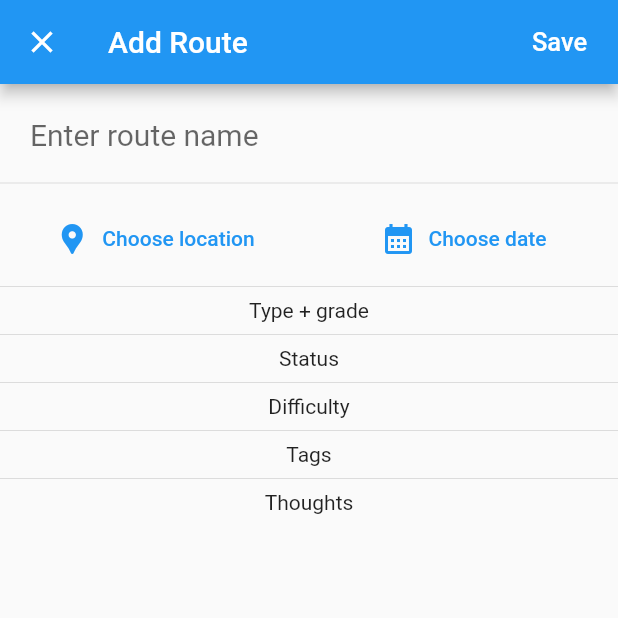
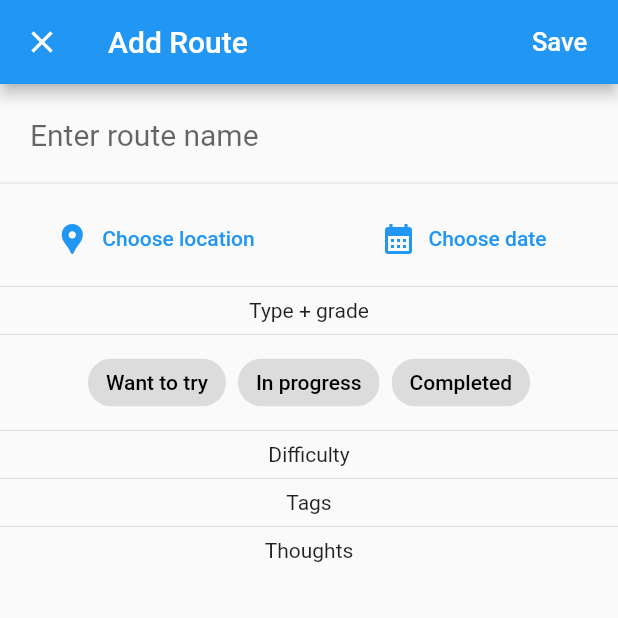
Before and after one commit to Redpoint-app/Redpoint, a Flutter app: the AddPage screen opened directly, on a phone screen of 412 x 824 dp, the top half of it. Run offline on Flutter 3.47's test engine with Material 2 defaults, Android fonts, the phone set to English and light mode, and no system bars.

Commit message:
added status chips

```diff
--- a/lib/pages/add_page.dart
+++ b/lib/pages/add_page.dart
@@ -1,5 +1,6 @@
 import 'package:flutter/material.dart';
 import 'package:redpoint/widgets/form_button.dart';
+import 'package:redpoint/widgets/form_chip.dart';
 
 final months = [
   'January',
@@ -25,6 +26,13 @@ class AddPage extends StatefulWidget {
 
 class _AddPageState extends State<AddPage> {
   DateTime? date;
+  int? statusIndex;
+
+  _setStatusIndex(int? index) {
+    setState(() {
+      statusIndex = index;
+    });
+  }
 
   _selectDate(BuildContext context) async {
     final DateTime? selected = await showDatePicker(
@@ -106,7 +114,14 @@ class _AddPageState extends State<AddPage> {
             const Divider(),
             Text("Type + grade"),
             const Divider(),
-            Text("Status"),
+            Row(
+              mainAxisAlignment: MainAxisAlignment.center,
+              children: [
+                FormChip(label: "Want to try", index: 0, selectedIndex: statusIndex, callback: _setStatusIndex),
+                FormChip(label: "In progress", index: 1, selectedIndex: statusIndex, callback: _setStatusIndex),
+                FormChip(label: "Completed", index: 2, selectedIndex: statusIndex, callback: _setStatusIndex),
+              ],
+            ),
             const Divider(),
             Text("Difficulty"),
             const Divider(),
--- /dev/null
+++ b/lib/widgets/form_chip.dart
@@ -0,0 +1,47 @@
+import 'package:flutter/material.dart';
+
+class FormChip extends StatefulWidget {
+  const FormChip(
+      {super.key,
+      required this.label,
+      required this.index,
+      required this.selectedIndex,
+      required this.callback});
+
+  final String label;
+  final int index;
+  final int? selectedIndex;
+  final void Function(int? index) callback;
+
+  @override
+  _FormChipState createState() => _FormChipState();
+}
+
+class _FormChipState extends State<FormChip> {
+  @override
+  Widget build(BuildContext context) {
+    bool isSelected = widget.index == widget.selectedIndex;
+
+    return Padding(
+      padding: const EdgeInsets.symmetric(horizontal: 4),
+      child: ChoiceChip(
+          label: Text(widget.label),
+          selected: isSelected,
+          selectedColor: Theme.of(context).primaryColor,
+          backgroundColor: Theme.of(context).chipTheme.disabledColor,
+          onSelected: (bool s) {
+            int? newIndex = isSelected ? null : widget.index;
+
+            setState(() {
+              isSelected = !isSelected;
+            });
+
+            widget.callback(newIndex);
+          },
+          labelStyle: TextStyle(
+              color: isSelected
+                  ? Theme.of(context).colorScheme.onPrimary
+                  : Theme.of(context).colorScheme.onSurface)),
+    );
+  }
+}
```
